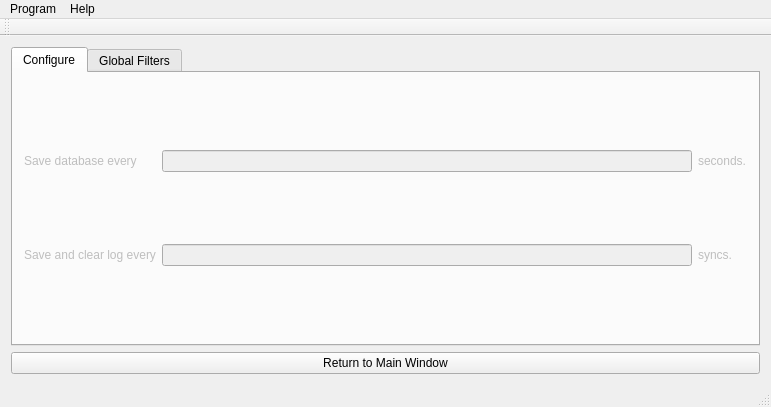
Qt form owncloud_sync_qt/SyncWindow.ui (nextcloud/desktop) before a commit.
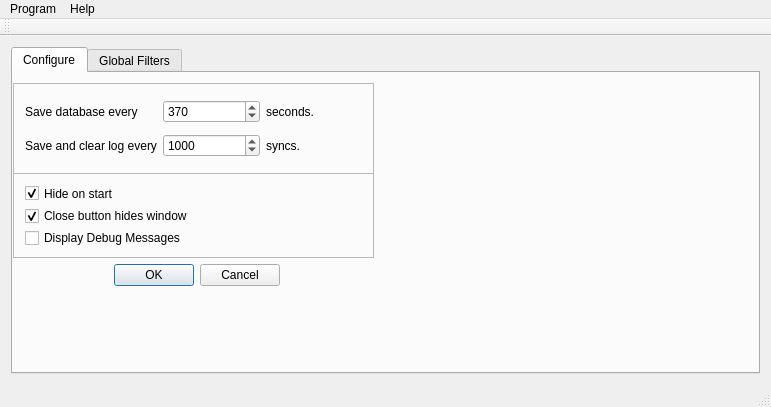
The same form after that commit. The open tabs and pages were chosen to show the change. Icons and pictures are not drawn.

Commit message: Consolidated all menu configuration into one screen. All are now in the configurations window.

```diff
--- a/owncloud_sync_qt/SyncWindow.ui
+++ b/owncloud_sync_qt/SyncWindow.ui
@@ -14,8 +14,8 @@
    <string>SyncWindow</string>
   </property>
   <widget class="QWidget" name="centralWidget">
-   <layout class="QGridLayout" name="gridLayout_8">
-    <item row="1" column="1">
+   <layout class="QGridLayout" name="gridLayout_11">
+    <item row="0" column="0">
      <widget class="QStackedWidget" name="stackedWidget">
       <property name="lineWidth">
        <number>0</number>
@@ -624,22 +624,6 @@
         <property name="margin">
          <number>0</number>
         </property>
-        <item row="1" column="0">
-         <widget class="QPushButton" name="buttonReturn">
-          <property name="text">
-           <string>Return to Main Window</string>
-          </property>
-          <property name="autoDefault">
-           <bool>false</bool>
-          </property>
-          <property name="default">
-           <bool>false</bool>
-          </property>
-          <property name="flat">
-           <bool>false</bool>
-          </property>
-         </widget>
-        </item>
         <item row="0" column="0">
          <widget class="QTabWidget" name="tabConfigurations">
           <property name="enabled">
@@ -656,15 +640,33 @@
           </property>
           <widget class="QWidget" name="tabConfigure">
            <property name="enabled">
-            <bool>false</bool>
+            <bool>true</bool>
            </property>
            <attribute name="title">
             <string>Configure</string>
            </attribute>
-           <layout class="QGridLayout" name="gridLayout_11">
-            <item row="0" column="1">
-             <widget class="QLineEdit" name="lineEdit"/>
-            </item>
+           <widget class="QFrame" name="frame_9">
+            <property name="geometry">
+             <rect>
+              <x>0</x>
+              <y>10</y>
+              <width>361</width>
+              <height>91</height>
+             </rect>
+            </property>
+            <property name="sizePolicy">
+             <sizepolicy hsizetype="Preferred" vsizetype="Preferred">
+              <horstretch>0</horstretch>
+              <verstretch>0</verstretch>
+             </sizepolicy>
+            </property>
+            <property name="frameShape">
+             <enum>QFrame::StyledPanel</enum>
+            </property>
+            <property name="frameShadow">
+             <enum>QFrame::Raised</enum>
+            </property>
+            <layout class="QGridLayout" name="gridLayout_8">
             <item row="0" column="0">
              <widget class="QLabel" name="label_15">
               <property name="text">
@@ -686,9 +688,6 @@
               </property>
              </widget>
             </item>
-            <item row="1" column="1">
-             <widget class="QLineEdit" name="lineEdit_2"/>
-            </item>
             <item row="1" column="2">
              <widget class="QLabel" name="label_18">
               <property name="text">
@@ -696,7 +695,86 @@
               </property>
              </widget>
             </item>
-           </layout>
+             <item row="1" column="1">
+              <widget class="QSpinBox" name="spinSaveLogs">
+               <property name="maximum">
+                <number>99999999</number>
+               </property>
+               <property name="value">
+                <number>1000</number>
+               </property>
+              </widget>
+             </item>
+             <item row="0" column="1">
+              <widget class="QSpinBox" name="spinSaveDB">
+               <property name="maximum">
+                <number>2593000</number>
+               </property>
+               <property name="value">
+                <number>370</number>
+               </property>
+              </widget>
+             </item>
+            </layout>
+           </widget>
+           <widget class="QFrame" name="frame_10">
+            <property name="geometry">
+             <rect>
+              <x>0</x>
+              <y>100</y>
+              <width>361</width>
+              <height>85</height>
+             </rect>
+            </property>
+            <property name="frameShape">
+             <enum>QFrame::StyledPanel</enum>
+            </property>
+            <property name="frameShadow">
+             <enum>QFrame::Raised</enum>
+            </property>
+            <layout class="QVBoxLayout" name="verticalLayout">
+             <item>
+              <widget class="QCheckBox" name="checkHideOnStart">
+               <property name="text">
+                <string>Hide on start</string>
+               </property>
+               <property name="checked">
+                <bool>true</bool>
+               </property>
+              </widget>
+             </item>
+             <item>
+              <widget class="QCheckBox" name="checkCloseButton">
+               <property name="text">
+                <string>Close button hides window</string>
+               </property>
+               <property name="checked">
+                <bool>true</bool>
+               </property>
+              </widget>
+             </item>
+             <item>
+              <widget class="QCheckBox" name="checkShowDebug">
+               <property name="text">
+                <string>Display Debug Messages</string>
+               </property>
+              </widget>
+             </item>
+            </layout>
+           </widget>
+           <widget class="QDialogButtonBox" name="configurationBox">
+            <property name="geometry">
+             <rect>
+              <x>100</x>
+              <y>190</y>
+              <width>167</width>
+              <height>25</height>
+             </rect>
+            </property>
+            <property name="standardButtons">
+             <set>QDialogButtonBox::Cancel|QDialogButtonBox::Ok</set>
+            </property>
+           </widget>
           </widget>
           <widget class="QWidget" name="tabGlobalFilters">
            <attribute name="title">
@@ -866,6 +944,22 @@
               </widget>
              </widget>
             </item>
+            <item row="1" column="1">
+             <widget class="QPushButton" name="buttonReturn">
+              <property name="text">
+               <string>Return to Main Window</string>
+              </property>
+              <property name="autoDefault">
+               <bool>false</bool>
+              </property>
+              <property name="default">
+               <bool>false</bool>
+              </property>
+              <property name="flat">
+               <bool>false</bool>
+              </property>
+             </widget>
+            </item>
            </layout>
           </widget>
          </widget>
```
Left out of the diff: 7 changed lines with no effect on the pictures. Lines whose indentation alone changed are shown as unchanged. The commit also changes 4 other files.
